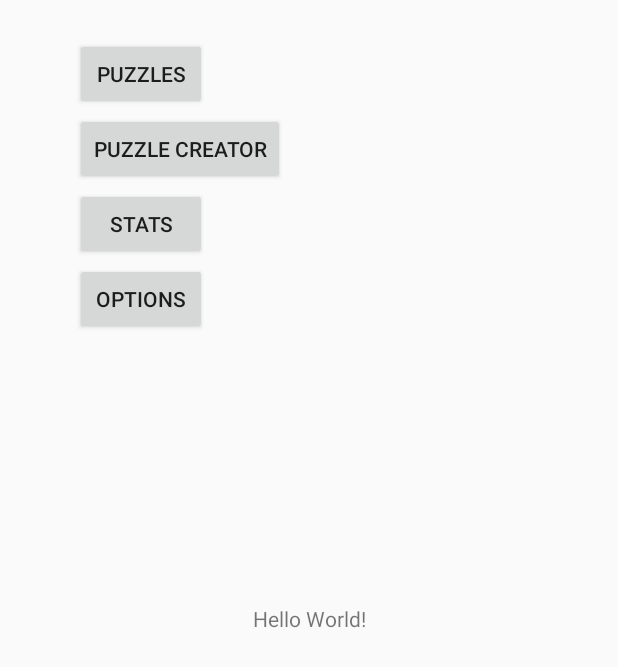
After one commit to PascalTheDog/Puzzle_App_Project, an Android app: the MainMenuActivity screen opened directly, with no data from a screen before it, on a phone screen of 412 x 824 dp. The commit adds this screen. Shown: the top 667 px of the screen. Run offline under Robolectric (Android 15) with nearby library versions, the phone set to English and light mode, and no system bars.

Commit message:
+ An activity structure has been implemented. + The new activities have been given simple buttons so that the structure can be navigated. + Minor modifications have been made to the code to reduce the number of warnings given by Android Studio.

```diff
--- /dev/null
+++ b/app/src/main/java/com/example/david/puzzle_app_project/MainMenuActivity.java
@@ -0,0 +1,40 @@
+package com.example.david.puzzle_app_project;
+
+import android.content.Intent;
+import android.support.v7.app.AppCompatActivity;
+import android.os.Bundle;
+import android.view.View;
+
+public class MainMenuActivity extends AppCompatActivity
+{
+    @Override
+    protected void onCreate(Bundle _savedInstanceState)
+    {
+        super.onCreate(_savedInstanceState);
+        setContentView(R.layout.main_menu_activity);
+    }
+
+    public void StartPuzzleTypeSelectActivity(View _view)
+    {
+        Intent intent = new Intent(this, PuzzleTypeSelectActivity.class);
+        startActivity(intent);
+    }
+
+    public void StartPuzzleCreatorActivity(View _view)
+    {
+        Intent intent = new Intent(this, PuzzleCreatorActivity.class);
+        startActivity(intent);
+    }
+
+    public void StartStatsActivity(View _view)
+    {
+        Intent intent = new Intent(this, StatsActivity.class);
+        startActivity(intent);
+    }
+
+    public void StartOptionsMenuActivity(View _view)
+    {
+        Intent intent = new Intent(this, OptionsMenuActivity.class);
+        startActivity(intent);
+    }
+}
--- a/app/src/main/java/com/example/david/puzzle_app_project/SplashActivity.java
+++ b/app/src/main/java/com/example/david/puzzle_app_project/SplashActivity.java
@@ -13,7 +13,7 @@ public class SplashActivity extends AppCompatActivity {
         super.onCreate(savedInstanceState);
         setContentView(R.layout.activity_splash);
 
-        final Intent mainActivity = new Intent(this, MainActivity.class);
+        final Intent mainActivity = new Intent(this, MainMenuActivity.class);
         Thread timer = new Thread() {
           public void run() {
               try {
--- a/app/src/main/res/layout/activity_splash.xml
+++ b/app/src/main/res/layout/activity_splash.xml
@@ -1,6 +1,5 @@
 <?xml version="1.0" encoding="utf-8"?>
 <RelativeLayout xmlns:android="http://schemas.android.com/apk/res/android"
-    xmlns:app="http://schemas.android.com/apk/res-auto"
     xmlns:tools="http://schemas.android.com/tools"
     android:layout_width="match_parent"
     android:layout_height="match_parent"
@@ -17,7 +16,7 @@
             android:layout_width="wrap_content"
             android:layout_height="wrap_content"
             android:layout_gravity="center"
-            android:text="Puzzle-Plex"
+            android:text="@string/app_name"
             android:textColor="@color/white"
             android:textSize="30sp"
             android:textStyle="bold" />
--- /dev/null
+++ b/app/src/main/res/layout/main_menu_activity.xml
@@ -0,0 +1,66 @@
+<?xml version="1.0" encoding="utf-8"?>
+<android.support.constraint.ConstraintLayout xmlns:android="http://schemas.android.com/apk/res/android"
+    xmlns:app="http://schemas.android.com/apk/res-auto"
+    xmlns:tools="http://schemas.android.com/tools"
+    android:layout_width="match_parent"
+    android:layout_height="match_parent"
+    tools:context=".MainMenuActivity">
+
+    <TextView
+        android:layout_width="wrap_content"
+        android:layout_height="wrap_content"
+        android:text="Hello World!"
+        app:layout_constraintBottom_toBottomOf="parent"
+        app:layout_constraintLeft_toLeftOf="parent"
+        app:layout_constraintRight_toRightOf="parent"
+        app:layout_constraintTop_toTopOf="parent" />
+
+    <Button
+        android:id="@+id/puzzles"
+        android:layout_width="wrap_content"
+        android:layout_height="wrap_content"
+        android:layout_marginLeft="50dp"
+        android:layout_marginStart="50dp"
+        android:layout_marginTop="25dp"
+        android:onClick="StartPuzzleTypeSelectActivity"
+        android:text="@string/puzzles_button_text"
+        app:layout_constraintLeft_toLeftOf="parent"
+        app:layout_constraintTop_toTopOf="parent" />
+
+    <Button
+        android:id="@+id/creator"
+        android:layout_width="wrap_content"
+        android:layout_height="wrap_content"
+        android:layout_marginLeft="50dp"
+        android:layout_marginStart="50dp"
+        android:layout_marginTop="75dp"
+        android:onClick="StartPuzzleCreatorActivity"
+        android:text="@string/creator_button_text"
+        app:layout_constraintLeft_toLeftOf="parent"
+        app:layout_constraintTop_toTopOf="parent" />
+
+    <Button
+        android:id="@+id/stats"
+        android:layout_width="wrap_content"
+        android:layout_height="wrap_content"
+        android:layout_marginLeft="50dp"
+        android:layout_marginStart="50dp"
+        android:layout_marginTop="125dp"
+        android:onClick="StartStatsActivity"
+        android:text="@string/stats_button_text"
+        app:layout_constraintLeft_toLeftOf="parent"
+        app:layout_constraintTop_toTopOf="parent" />
+
+    <Button
+        android:id="@+id/options"
+        android:layout_width="wrap_content"
+        android:layout_height="wrap_content"
+        android:layout_marginLeft="50dp"
+        android:layout_marginStart="50dp"
+        android:layout_marginTop="175dp"
+        android:onClick="StartOptionsMenuActivity"
+        android:text="@string/options_button_text"
+        app:layout_constraintLeft_toLeftOf="parent"
+        app:layout_constraintTop_toTopOf="parent" />
+
+</android.support.constraint.ConstraintLayout>
--- /dev/null
+++ b/app/src/main/res/layout/options_menu_activity.xml
@@ -0,0 +1,6 @@
+<?xml version="1.0" encoding="utf-8"?>
+<android.support.constraint.ConstraintLayout
+    xmlns:android="http://schemas.android.com/apk/res/android" android:layout_width="match_parent"
+    android:layout_height="match_parent">
+
+</android.support.constraint.ConstraintLayout>
--- /dev/null
+++ b/app/src/main/res/layout/puzzle_creator_activity.xml
@@ -0,0 +1,6 @@
+<?xml version="1.0" encoding="utf-8"?>
+<android.support.constraint.ConstraintLayout
+    xmlns:android="http://schemas.android.com/apk/res/android" android:layout_width="match_parent"
+    android:layout_height="match_parent">
+
+</android.support.constraint.ConstraintLayout>
--- /dev/null
+++ b/app/src/main/res/layout/stats_activity.xml
@@ -0,0 +1,6 @@
+<?xml version="1.0" encoding="utf-8"?>
+<android.support.constraint.ConstraintLayout
+    xmlns:android="http://schemas.android.com/apk/res/android" android:layout_width="match_parent"
+    android:layout_height="match_parent">
+
+</android.support.constraint.ConstraintLayout>
--- a/app/src/main/res/values/strings.xml
+++ b/app/src/main/res/values/strings.xml
@@ -1,3 +1,18 @@
 <resources>
-    <string name="app_name">Puzzle_App_Project</string>
+    <string name="app_name">Puzzle App Project</string>
+
+    <!--Text for "Main Menu Activity" buttons-->
+    <string name="puzzles_button_text">Puzzles</string>
+    <string name="creator_button_text">Puzzle Creator</string>
+    <string name="stats_button_text">Stats</string>
+    <string name="options_button_text">Options</string>
+
+    <!--Text for "Puzzle Type Activity" buttons-->
+    <string name="cryptic_crossword_button_text">Cryptic Crosswords</string>
+
+    <!--Text for "Puzzle Filter Activity" buttons-->
+    <string name="start_puzzle_button_text">Start Puzzle</string>
+
+    <!--Text for "Puzzle Activity" buttons-->
+    <string name="save_and_quit_button_text">Save and Quit</string>
 </resources>
--- a/build.gradle
+++ b/build.gradle
@@ -7,7 +7,7 @@ buildscript {
 
     }
     dependencies {
-        classpath 'com.android.tools.build:gradle:3.3.0'
+        classpath 'com.android.tools.build:gradle:3.3.2'
 
         // NOTE: Do not place your application dependencies here; they belong
         // in the individual module build.gradle files
```
Also changed, not shown: app/src/main/AndroidManifest.xml (+22 -1 lines), app/src/main/java/com/example/david/puzzle_app_project/MainActivity.java (deleted, +0 -13 lines), app/src/main/java/com/example/david/puzzle_app_project/OptionsMenuActivity.java (added, +14 -0 lines), app/src/main/java/com/example/david/puzzle_app_project/PuzzleActivity.java (added, +22 -0 lines), app/src/main/java/com/example/david/puzzle_app_project/PuzzleCreatorActivity.java (added, +14 -0 lines), app/src/main/java/com/example/david/puzzle_app_project/PuzzleFilterActivity.java (added, +22 -0 lines), app/src/main/java/com/example/david/puzzle_app_project/PuzzleTypeSelectActivity.java (added, +22 -0 lines), app/src/main/java/com/example/david/puzzle_app_project/StatsActivity.java (added, +14 -0 lines), app/src/main/res/layout/puzzle_activity.xml (added, +19 -0 lines), app/src/main/res/layout/puzzle_filter_activity.xml (renamed from app/src/main/res/layout/activity_main.xml, +8 -9 lines), app/src/main/res/layout/puzzle_type_select_activity.xml (added, +19 -0 lines).
